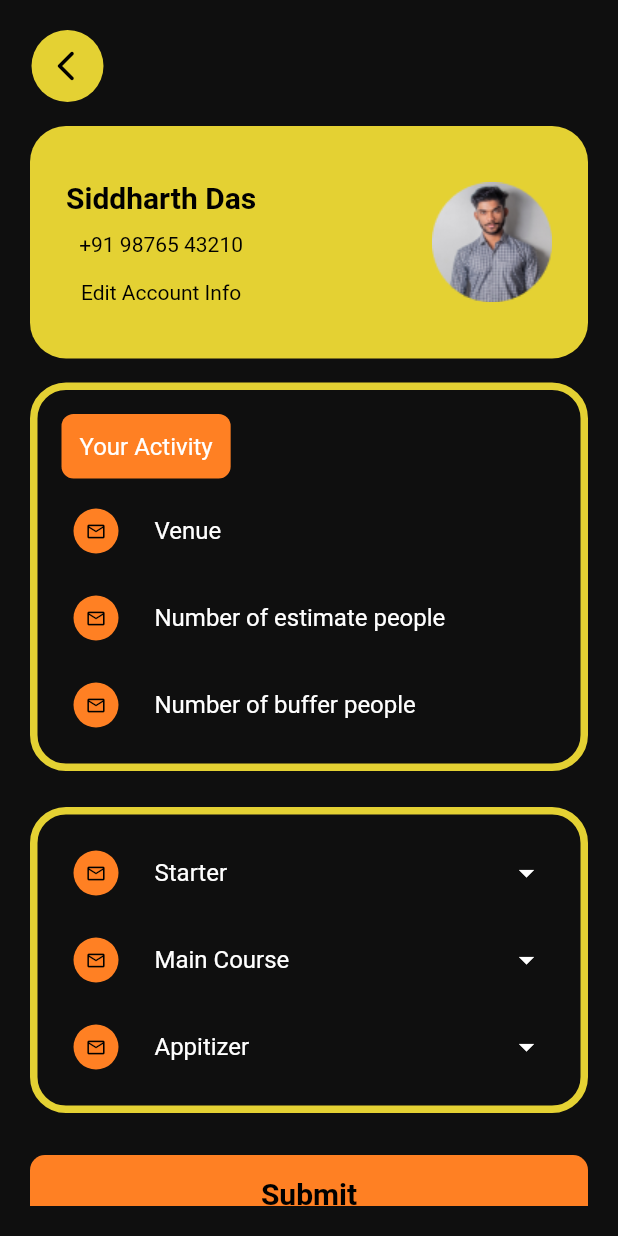
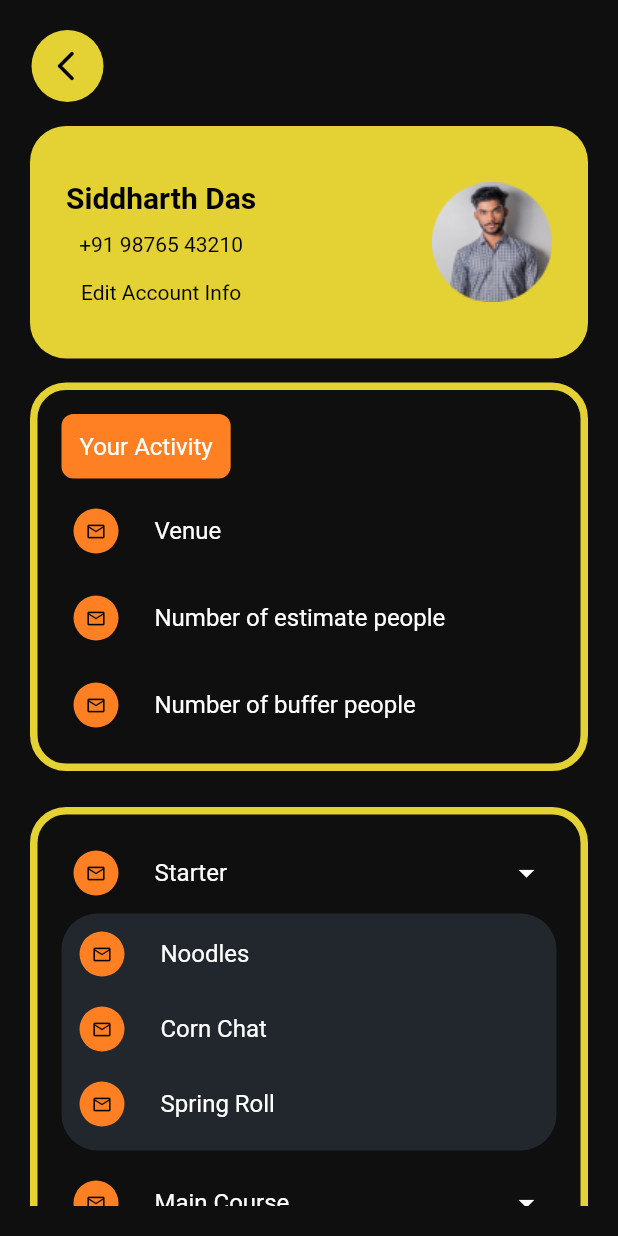
Before and after one commit to dhaladitya108/eatIt, a Flutter app: the Home screen opened by its route, on a phone screen of 412 x 824 dp. Run offline on Flutter 3.47's test engine with Material 2 defaults, Android fonts, the phone set to English and light mode, and no system bars; our stand-ins replace go_router, pinput.

Commit message:
added opened dropdown for now

```diff
--- a/lib/screens/home.dart
+++ b/lib/screens/home.dart
@@ -212,6 +212,93 @@ class Home extends StatelessWidget {
                             ],
                           ),
                         ),
+                        const SizedBox(height: 4),
+                        Container(
+                          padding: const EdgeInsets.all(4),
+                          decoration: BoxDecoration(
+                            borderRadius: BorderRadius.circular(24),
+                            color: AppColors.bgSoftDark,
+                          ),
+                          child: Column(
+                            children: [
+                              Padding(
+                                padding: const EdgeInsets.all(8.0),
+                                child: Row(
+                                  children: [
+                                    Container(
+                                      padding: const EdgeInsets.all(8),
+                                      decoration: const BoxDecoration(
+                                          shape: BoxShape.circle,
+                                          color: AppColors
+                                              .bgSecondary), // set the background color of the circle
+                                      child: const Icon(
+                                        Icons.mail_outline,
+                                        color: Colors.black,
+                                        size: 14,
+                                        weight: 2,
+                                      ), // set the icon and its color
+                                    ),
+                                    const SizedBox(width: 24),
+                                    const Text('Noodles',
+                                        style: TextStyle(
+                                            fontSize: 16, color: Colors.white)),
+                                  ],
+                                ),
+                              ),
+                              const SizedBox(height: 4),
+                              Padding(
+                                padding: const EdgeInsets.all(8.0),
+                                child: Row(
+                                  children: [
+                                    Container(
+                                      padding: const EdgeInsets.all(8),
+                                      decoration: const BoxDecoration(
+                                          shape: BoxShape.circle,
+                                          color: AppColors
+                                              .bgSecondary), // set the background color of the circle
+                                      child: const Icon(
+                                        Icons.mail_outline,
+                                        color: Colors.black,
+                                        size: 14,
+                                        weight: 2,
+                                      ), // set the icon and its color
+                                    ),
+                                    const SizedBox(width: 24),
+                                    const Text('Corn Chat',
+                                        style: TextStyle(
+                                            fontSize: 16, color: Colors.white)),
+                                  ],
+                                ),
+                              ),
+                              const SizedBox(height: 4),
+                              Padding(
+                                padding: const EdgeInsets.all(8.0),
+                                child: Row(
+                                  children: [
+                                    Container(
+                                      padding: const EdgeInsets.all(8),
+                                      decoration: const BoxDecoration(
+                                          shape: BoxShape.circle,
+                                          color: AppColors
+                                              .bgSecondary), // set the background color of the circle
+                                      child: const Icon(
+                                        Icons.mail_outline,
+                                        color: Colors.black,
+                                        size: 14,
+                                        weight: 2,
+                                      ), // set the icon and its color
+                                    ),
+                                    const SizedBox(width: 24),
+                                    const Text('Spring Roll',
+                                        style: TextStyle(
+                                            fontSize: 16, color: Colors.white)),
+                                  ],
+                                ),
+                              ),
+                              const SizedBox(height: 4),
+                            ],
+                          ),
+                        ),
                         const SizedBox(height: 12),
                         Padding(
                           padding: const EdgeInsets.all(8.0),
```
